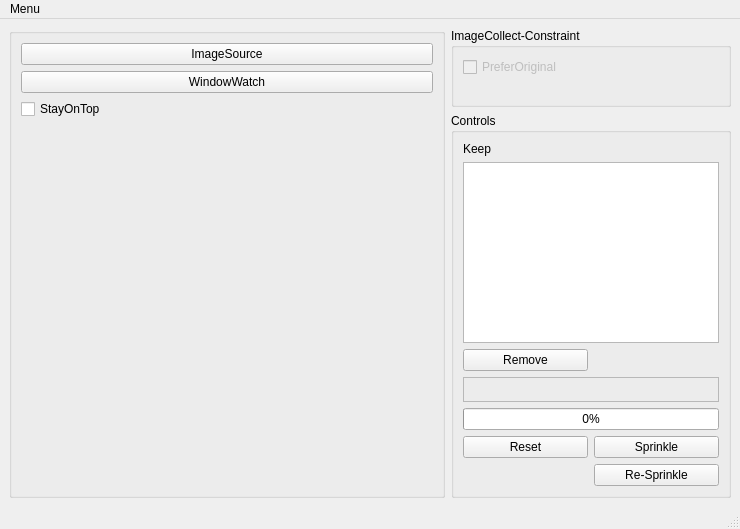
This is src/mainwindow.ui in degarashi/sprinkler as Qt 5 draws it before an edit. The edited form follows.
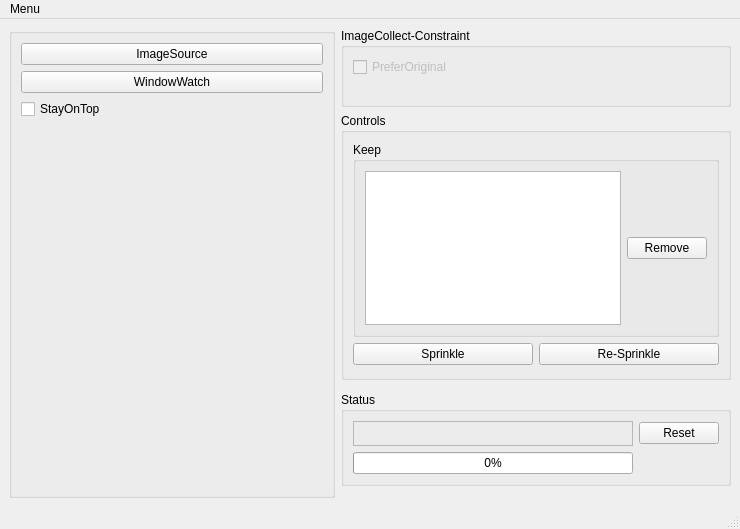
This is the edited form. Custom widgets are drawn as their Qt base class.

Commit message: [update]画面レイアウトの変更

The edit to the form file:
```diff
--- a/src/mainwindow.ui
+++ b/src/mainwindow.ui
@@ -15,8 +15,8 @@
   </property>
   <widget class="QWidget" name="centralwidget">
    <layout class="QGridLayout" name="gridLayout_2">
-    <item row="0" column="0" rowspan="4">
-     <widget class="QGroupBox" name="groupBox_3">
+    <item row="0" column="0" rowspan="8">
+     <widget class="QGroupBox" name="infoGroup">
       <property name="title">
        <string notr="true"/>
       </property>
@@ -88,8 +88,8 @@
       </layout>
      </widget>
     </item>
-    <item row="3" column="1">
-     <widget class="QGroupBox" name="groupBox_4">
+    <item row="0" column="1" rowspan="3">
+     <widget class="QGroupBox" name="constraintGroup">
       <property name="sizePolicy">
        <sizepolicy hsizetype="Preferred" vsizetype="Preferred">
         <horstretch>0</horstretch>
@@ -97,10 +97,51 @@
        </sizepolicy>
       </property>
       <property name="title">
-       <string>Controls</string>
+       <string>ImageCollect-Constraint</string>
+      </property>
+      <layout class="QGridLayout" name="gridLayout">
+       <item row="3" column="0" colspan="2">
+        <widget class="dg::MySliderD" name="slMin" native="true"/>
+       </item>
+       <item row="4" column="0" colspan="2">
+        <widget class="dg::MySliderI" name="slSamp" native="true"/>
+       </item>
+       <item row="2" column="0" colspan="2">
+        <widget class="dg::MySliderD" name="slMax" native="true"/>
+       </item>
+       <item row="0" column="0">
+        <widget class="dg::MyCheckbox" name="cbPreferOriginal">
+         <property name="enabled">
+          <bool>false</bool>
+         </property>
+         <property name="text">
+          <string>PreferOriginal</string>
+         </property>
+        </widget>
+       </item>
+      </layout>
+     </widget>
+    </item>
+    <item row="5" column="1">
+     <widget class="QGroupBox" name="statusGroup">
+      <property name="title">
+       <string>Status</string>
       </property>
       <layout class="QGridLayout" name="gridLayout_3">
-       <item row="3" column="0" colspan="2">
+       <item row="1" column="0">
+        <widget class="QProgressBar" name="progressBar">
+         <property name="value">
+          <number>0</number>
+         </property>
+         <property name="textVisible">
+          <bool>true</bool>
+         </property>
+         <property name="invertedAppearance">
+          <bool>false</bool>
+         </property>
+        </widget>
+       </item>
+       <item row="0" column="0">
         <widget class="dg::CurIndicator" name="numIndicator">
          <property name="font">
           <font>
@@ -125,41 +166,42 @@
          </property>
         </widget>
        </item>
-       <item row="6" column="0">
+       <item row="0" column="1">
         <widget class="QPushButton" name="pbInit">
          <property name="text">
           <string comment="Sprinkle">Reset</string>
          </property>
         </widget>
        </item>
-       <item row="6" column="1">
-        <widget class="QPushButton" name="pbNext">
-         <property name="text">
-          <string>Sprinkle</string>
-         </property>
-        </widget>
-       </item>
-       <item row="4" column="0" colspan="2">
-        <widget class="QProgressBar" name="progressBar">
-         <property name="value">
-          <number>0</number>
-         </property>
-         <property name="textVisible">
-          <bool>true</bool>
+      </layout>
+     </widget>
+    </item>
+    <item row="3" column="1">
+     <widget class="QGroupBox" name="controlGroup">
+      <property name="title">
+       <string>Controls</string>
+      </property>
+      <layout class="QGridLayout" name="gridLayout_5">
+       <item row="2" column="1" colspan="2">
+        <spacer name="verticalSpacer">
+         <property name="orientation">
+          <enum>Qt::Vertical</enum>
          </property>
-         <property name="invertedAppearance">
-          <bool>false</bool>
+         <property name="sizeHint" stdset="0">
+          <size>
+           <width>20</width>
+           <height>40</height>
+          </size>
          </property>
-        </widget>
+        </spacer>
        </item>
-       <item row="7" column="1">
-        <widget class="QPushButton" name="pbCurrent">
-         <property name="text">
-          <string>Re-Sprinkle</string>
+       <item row="0" column="1" colspan="2">
+        <widget class="QGroupBox" name="keepGroup">
+         <property name="title">
+          <string>Keep</string>
          </property>
-        </widget>
-       </item>
-       <item row="1" column="0" colspan="2">
+         <layout class="QGridLayout" name="gridLayout_4">
+          <item row="0" column="0">
         <widget class="QListView" name="listKeep">
          <property name="sizePolicy">
           <sizepolicy hsizetype="Preferred" vsizetype="Preferred">
@@ -175,14 +217,7 @@
          </property>
         </widget>
        </item>
-       <item row="0" column="0">
-        <widget class="QLabel" name="label">
-         <property name="text">
-          <string>Keep</string>
-         </property>
-        </widget>
-       </item>
-       <item row="2" column="0">
+          <item row="0" column="1">
         <widget class="QPushButton" name="removeKeep">
          <property name="text">
           <string comment="Keep">Remove</string>
@@ -192,34 +227,17 @@
       </layout>
      </widget>
     </item>
-    <item row="0" column="1" rowspan="3">
-     <widget class="QGroupBox" name="groupBox_2">
-      <property name="sizePolicy">
-       <sizepolicy hsizetype="Preferred" vsizetype="Preferred">
-        <horstretch>0</horstretch>
-        <verstretch>0</verstretch>
-       </sizepolicy>
-      </property>
-      <property name="title">
-       <string>ImageCollect-Constraint</string>
-      </property>
-      <layout class="QGridLayout" name="gridLayout">
-       <item row="3" column="0" colspan="2">
-        <widget class="dg::MySliderD" name="slMin" native="true"/>
+       <item row="1" column="2">
+        <widget class="QPushButton" name="pbCurrent">
+         <property name="text">
+          <string>Re-Sprinkle</string>
+         </property>
+        </widget>
        </item>
-       <item row="4" column="0" colspan="2">
-        <widget class="dg::MySliderI" name="slSamp" native="true"/>
-       </item>
-       <item row="2" column="0" colspan="2">
-        <widget class="dg::MySliderD" name="slMax" native="true"/>
-       </item>
-       <item row="0" column="0">
-        <widget class="dg::MyCheckbox" name="cbPreferOriginal">
-         <property name="enabled">
-          <bool>false</bool>
-         </property>
+       <item row="1" column="1">
+        <widget class="QPushButton" name="pbNext">
          <property name="text">
-          <string>PreferOriginal</string>
+          <string>Sprinkle</string>
          </property>
         </widget>
        </item>
```
Left out of the diff: 12 changed lines with no effect on the pictures. Lines whose indentation alone changed are shown as unchanged. The commit also changes 1 other file.
